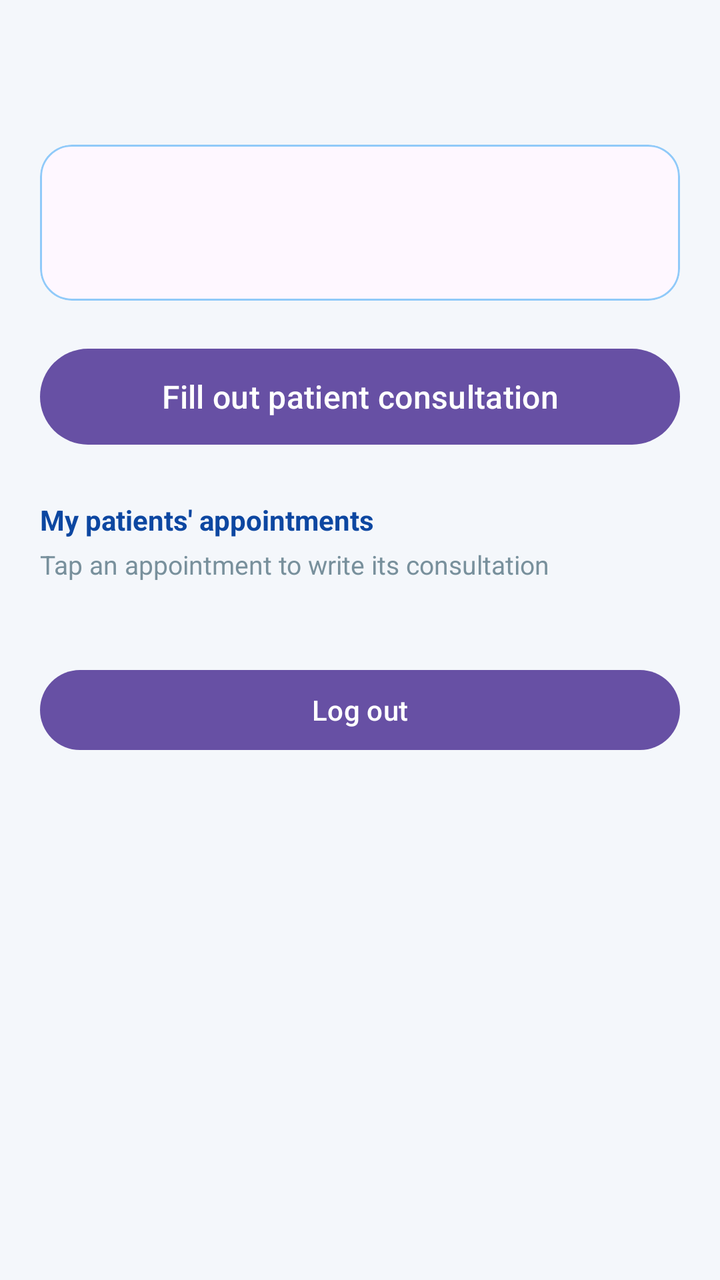
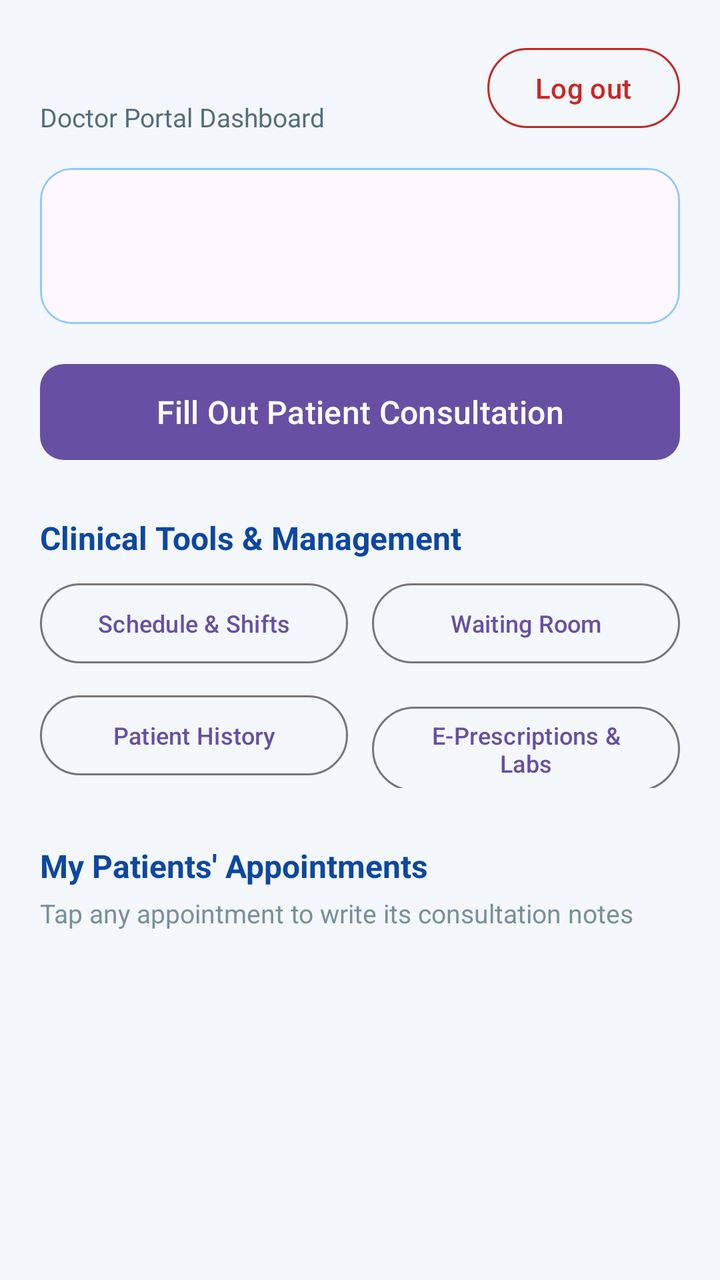

Two renders of the same Android screen: before a commit and after it. Below are the layout's source before the change and the commit's diff.
<!-- AndroidManifest.xml: application theme Theme.HealthAppointmentManagementSystem -->
<!-- res/layout/fragment_doctor_home.xml -->
<?xml version="1.0" encoding="utf-8"?>
<ScrollView xmlns:android="http://schemas.android.com/apk/res/android"
    xmlns:app="http://schemas.android.com/apk/res-auto"
    android:layout_width="match_parent"
    android:layout_height="match_parent"
    android:background="#F4F7FB"
    android:fillViewport="true">

    <LinearLayout
        android:layout_width="match_parent"
        android:layout_height="wrap_content"
        android:orientation="vertical"
        android:padding="20dp">

        <TextView
            android:id="@+id/textWelcome"
            android:layout_width="match_parent"
            android:layout_height="wrap_content"
            android:layout_marginTop="8dp"
            android:textColor="#0D47A1"
            android:textSize="24sp"
            android:textStyle="bold" />

        <com.google.android.material.card.MaterialCardView
            android:layout_width="match_parent"
            android:layout_height="wrap_content"
            android:layout_marginTop="12dp"
            app:cardCornerRadius="16dp"
            app:cardElevation="0dp"
            app:strokeColor="#90CAF9"
            app:strokeWidth="1dp">

            <LinearLayout
                android:layout_width="match_parent"
                android:layout_height="wrap_content"
                android:orientation="vertical"
                android:padding="16dp">

                <TextView
                    android:id="@+id/textProfile"
                    android:layout_width="match_parent"
                    android:layout_height="wrap_content"
                    android:textColor="#37474F"
                    android:textSize="14sp" />

                <TextView
                    android:id="@+id/textSummary"
                    android:layout_width="match_parent"
                    android:layout_height="wrap_content"
                    android:layout_marginTop="8dp"
                    android:textColor="#1565C0"
                    android:textSize="14sp"
                    android:textStyle="bold" />
            </LinearLayout>
        </com.google.android.material.card.MaterialCardView>

        <com.google.android.material.button.MaterialButton
            android:id="@+id/btnWriteConsultation"
            android:layout_width="match_parent"
            android:layout_height="56dp"
            android:layout_marginTop="20dp"
            android:text="Fill out patient consultation"
            android:textAllCaps="false"
            android:textSize="16sp" />

        <TextView
            android:layout_width="match_parent"
            android:layout_height="wrap_content"
            android:layout_marginTop="24dp"
            android:text="My patients' appointments"
            android:textColor="#0D47A1"
            android:textStyle="bold" />

        <TextView
            android:layout_width="match_parent"
            android:layout_height="wrap_content"
            android:layout_marginTop="4dp"
            android:text="Tap an appointment to write its consultation"
            android:textColor="#78909C"
            android:textSize="13sp" />

        <androidx.recyclerview.widget.RecyclerView
            android:id="@+id/recyclerAppointments"
            android:layout_width="match_parent"
            android:layout_height="wrap_content"
            android:layout_marginTop="8dp"
            android:nestedScrollingEnabled="false" />

        <TextView
            android:id="@+id/textEmpty"
            android:layout_width="match_parent"
            android:layout_height="wrap_content"
            android:layout_marginTop="8dp"
            android:text="No appointments assigned to you yet"
            android:textColor="#78909C"
            android:visibility="gone" />

        <Button
            android:id="@+id/btnLogout"
            android:layout_width="match_parent"
            android:layout_height="wrap_content"
            android:layout_marginTop="32dp"
            android:text="Log out" />
    </LinearLayout>
</ScrollView>
<!-- resources referenced by this layout -->
<resources>
  <style name="Theme.HealthAppointmentManagementSystem" parent="Base.Theme.HealthAppointmentManagementSystem" />
  <style name="Base.Theme.HealthAppointmentManagementSystem" parent="Theme.Material3.DayNight.NoActionBar">
          
          
      </style>
</resources>

<!-- the commit's change to res/layout/fragment_doctor_home.xml (unified diff, before → after) -->
@@ -12,19 +12,50 @@
         android:orientation="vertical"
         android:padding="20dp">
 
-        <TextView
-            android:id="@+id/textWelcome"
+        
+        <LinearLayout
             android:layout_width="match_parent"
             android:layout_height="wrap_content"
-            android:layout_marginTop="8dp"
-            android:textColor="#0D47A1"
-            android:textSize="24sp"
-            android:textStyle="bold" />
+            android:gravity="center_vertical"
+            android:orientation="horizontal">
 
+            <LinearLayout
+                android:layout_width="0dp"
+                android:layout_height="wrap_content"
+                android:layout_weight="1"
+                android:orientation="vertical">
+
+                <TextView
+                    android:id="@+id/textWelcome"
+                    android:layout_width="match_parent"
+                    android:layout_height="wrap_content"
+                    android:textColor="#0D47A1"
+                    android:textSize="22sp"
+                    android:textStyle="bold" />
+
+                <TextView
+                    android:layout_width="match_parent"
+                    android:layout_height="wrap_content"
+                    android:text="Doctor Portal Dashboard"
+                    android:textColor="#546E7A"
+                    android:textSize="13sp" />
+            </LinearLayout>
+
+            <com.google.android.material.button.MaterialButton
+                android:id="@+id/btnLogout"
+                style="?attr/materialButtonOutlinedStyle"
+                android:layout_width="wrap_content"
+                android:layout_height="wrap_content"
+                android:text="Log out"
+                android:textColor="#C62828"
+                app:strokeColor="#C62828" />
+        </LinearLayout>
+
+        
         <com.google.android.material.card.MaterialCardView
             android:layout_width="match_parent"
             android:layout_height="wrap_content"
-            android:layout_marginTop="12dp"
+            android:layout_marginTop="16dp"
             app:cardCornerRadius="16dp"
             app:cardElevation="0dp"
             app:strokeColor="#90CAF9"
@@ -54,28 +85,96 @@
             </LinearLayout>
         </com.google.android.material.card.MaterialCardView>
 
+        
         <com.google.android.material.button.MaterialButton
             android:id="@+id/btnWriteConsultation"
             android:layout_width="match_parent"
             android:layout_height="56dp"
-            android:layout_marginTop="20dp"
-            android:text="Fill out patient consultation"
+            android:layout_marginTop="16dp"
+            android:text="Fill Out Patient Consultation"
             android:textAllCaps="false"
-            android:textSize="16sp" />
+            android:textSize="16sp"
+            app:cornerRadius="12dp" />
 
+        
         <TextView
             android:layout_width="match_parent"
             android:layout_height="wrap_content"
             android:layout_marginTop="24dp"
-            android:text="My patients' appointments"
+            android:text="Clinical Tools &amp; Management"
             android:textColor="#0D47A1"
+            android:textSize="16sp"
+            android:textStyle="bold" />
+
+        <LinearLayout
+            android:layout_width="match_parent"
+            android:layout_height="wrap_content"
+            android:layout_marginTop="8dp"
+            android:orientation="horizontal">
+
+            <com.google.android.material.button.MaterialButton
+                android:id="@+id/btnSchedule"
+                style="?attr/materialButtonOutlinedStyle"
+                android:layout_width="0dp"
+                android:layout_height="wrap_content"
+                android:layout_marginEnd="6dp"
+                android:layout_weight="1"
+                android:text="Schedule &amp; Shifts"
+                android:textSize="12sp" />
+
+            <com.google.android.material.button.MaterialButton
+                android:id="@+id/btnWaitingRoom"
+                style="?attr/materialButtonOutlinedStyle"
+                android:layout_width="0dp"
+                android:layout_height="wrap_content"
+                android:layout_marginStart="6dp"
+                android:layout_weight="1"
+                android:text="Waiting Room"
+                android:textSize="12sp" />
+        </LinearLayout>
+
+        <LinearLayout
+            android:layout_width="match_parent"
+            android:layout_height="wrap_content"
+            android:layout_marginTop="8dp"
+            android:orientation="horizontal">
+
+            <com.google.android.material.button.MaterialButton
+                android:id="@+id/btnPatientHistory"
+                style="?attr/materialButtonOutlinedStyle"
+                android:layout_width="0dp"
+                android:layout_height="wrap_content"
+                android:layout_marginEnd="6dp"
+                android:layout_weight="1"
+                android:text="Patient History"
+                android:textSize="12sp" />
+
+            <com.google.android.material.button.MaterialButton
+                android:id="@+id/btnPrescriptions"
+                style="?attr/materialButtonOutlinedStyle"
+                android:layout_width="0dp"
+                android:layout_height="wrap_content"
+                android:layout_marginStart="6dp"
+                android:layout_weight="1"
+                android:text="E-Prescriptions &amp; Labs"
+                android:textSize="12sp" />
+        </LinearLayout>
+
+        
+        <TextView
+            android:layout_width="match_parent"
+            android:layout_height="wrap_content"
+            android:layout_marginTop="28dp"
+            android:text="My Patients' Appointments"
+            android:textColor="#0D47A1"
+            android:textSize="16sp"
             android:textStyle="bold" />
 
         <TextView
             android:layout_width="match_parent"
             android:layout_height="wrap_content"
             android:layout_marginTop="4dp"
-            android:text="Tap an appointment to write its consultation"
+            android:text="Tap any appointment to write its consultation notes"
             android:textColor="#78909C"
             android:textSize="13sp" />
 
@@ -90,16 +189,11 @@
             android:id="@+id/textEmpty"
             android:layout_width="match_parent"
             android:layout_height="wrap_content"
-            android:layout_marginTop="8dp"
+            android:layout_marginTop="12dp"
             android:text="No appointments assigned to you yet"
             android:textColor="#78909C"
+            android:textSize="14sp"
             android:visibility="gone" />
 
-        <Button
-            android:id="@+id/btnLogout"
-            android:layout_width="match_parent"
-            android:layout_height="wrap_content"
-            android:layout_marginTop="32dp"
-            android:text="Log out" />
     </LinearLayout>
 </ScrollView>
